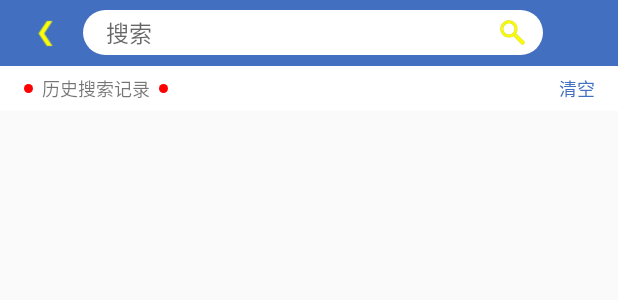
After one commit to ring15/MyGuide, an Android app: the layout activity_query_post.xml on its own in the app's theme, with its tools: preview values and no code run, on a phone screen of 412 x 824 dp. The commit adds this screen. Shown: the top 300 px of the screen. Run offline under Robolectric (Android 15) with nearby library versions, the phone set to English and light mode, and no system bars; network calls fail.

Commit message:
增加帖子搜索功能

```diff
--- a/app/src/main/AndroidManifest.xml
+++ b/app/src/main/AndroidManifest.xml
@@ -11,7 +11,8 @@
         android:supportsRtl="true"
         android:theme="@style/AppTheme"
         android:usesCleartextTraffic="true">
-        <activity android:name=".ShowImgActivity"></activity>
+        <activity android:name=".query_post.view.QueryPostActivity"></activity>
+        <activity android:name=".ShowImgActivity" />
         <activity android:name=".post.view.PostActivity" />
         <activity android:name=".post_list.PostListActivity" />
         <activity android:name=".WebActivity" />
--- a/app/src/main/java/com/ring/myguide/config/Constants.java
+++ b/app/src/main/java/com/ring/myguide/config/Constants.java
@@ -28,6 +28,8 @@ public class Constants {
     public static final String QUERY_USER = "query_user";
     //获取用户接口
     public static final String GET_USER = "get_user";
+    //查询帖子接口
+    public static final String SEARCH_POST = "search_post";
     //更新用户信息接口
     public static final String UPDATE_USER = "update_user";
     //更新头像
--- a/app/src/main/java/com/ring/myguide/main/view/MainActivity.java
+++ b/app/src/main/java/com/ring/myguide/main/view/MainActivity.java
@@ -36,6 +36,7 @@ import com.ring.myguide.main.MainContract;
 import com.ring.myguide.main.presenter.MainPresenter;
 import com.ring.myguide.me.view.MeFragment;
 import com.ring.myguide.message.view.MessageFragment;
+import com.ring.myguide.query_post.view.QueryPostActivity;
 import com.ring.myguide.query_user.view.QueryUserActivity;
 import com.ring.myguide.send_post.view.SendPostActivity;
 
@@ -201,6 +202,9 @@ public class MainActivity extends BaseActivity<MainPresenter, MainContract.View>
                 mCurrentItem = 2;
                 mViewPager.setCurrentItem(mCurrentItem);
                 mPresenter.setCurrentItem(mCurrentItem);
+                break;
+            case R.id.btn_search:
+                startActivity(new Intent(MainActivity.this, QueryPostActivity.class));
                 break;
             case R.id.btn_menu:
                 //创建弹出式菜单对象（最低版本11）
--- a/app/src/main/res/layout/activity_main.xml
+++ b/app/src/main/res/layout/activity_main.xml
@@ -99,6 +99,7 @@
             android:layout_gravity="right"
             android:layout_marginEnd="5dp"
             android:background="@null"
+            android:onClick="onClick"
             android:paddingStart="5dp"
             android:paddingTop="10dp"
             android:paddingEnd="5dp"
--- /dev/null
+++ b/app/src/main/res/layout/activity_query_post.xml
@@ -0,0 +1,139 @@
+<?xml version="1.0" encoding="utf-8"?>
+<LinearLayout xmlns:android="http://schemas.android.com/apk/res/android"
+    xmlns:app="http://schemas.android.com/apk/res-auto"
+    xmlns:tools="http://schemas.android.com/tools"
+    android:layout_width="match_parent"
+    android:layout_height="match_parent"
+    android:orientation="vertical"
+    tools:context=".query_post.view.QueryPostActivity">
+
+    <androidx.appcompat.widget.Toolbar
+        android:id="@+id/toolBar"
+        android:layout_width="match_parent"
+        android:layout_height="44dp"
+        android:background="?attr/colorPrimary"
+        app:contentInsetEnd="0dp"
+        app:contentInsetStart="0dp">
+
+        <ImageView
+            android:id="@+id/img_return"
+            android:layout_width="50dp"
+            android:layout_height="match_parent"
+            android:layout_marginStart="5dp"
+            android:onClick="onClick"
+            android:paddingLeft="14dp"
+            android:paddingRight="14dp"
+            android:scaleType="centerInside"
+            android:src="@drawable/icon_left_arrow" />
+
+        <RelativeLayout
+            android:layout_width="match_parent"
+            android:layout_height="30dp"
+            android:layout_gravity="center_vertical"
+            android:layout_marginEnd="50dp"
+            android:background="@drawable/edit_corners"
+            android:paddingLeft="15dp"
+            android:paddingRight="5dp">
+
+            <EditText
+                android:id="@+id/et_search"
+                android:layout_width="match_parent"
+                android:layout_height="match_parent"
+                android:layout_gravity="center_vertical"
+                android:background="@null"
+                android:gravity="center_vertical"
+                android:hint="@string/query_search"
+                android:imeOptions="actionSearch"
+                android:maxLength="20"
+                android:singleLine="true"
+                android:textSize="15sp" />
+
+            <ImageView
+                android:id="@+id/img_search"
+                android:layout_width="30dp"
+                android:layout_height="30dp"
+                android:layout_alignParentEnd="true"
+                android:layout_centerVertical="true"
+                android:onClick="onClick"
+                android:padding="5dp"
+                android:src="@drawable/icon_search" />
+        </RelativeLayout>
+
+    </androidx.appcompat.widget.Toolbar>
+
+    <LinearLayout
+        android:layout_width="match_parent"
+        android:layout_height="30dp"
+        android:paddingStart="15dp"
+        android:paddingEnd="15dp"
+        android:background="@color/white"
+        android:gravity="center_vertical"
+        android:orientation="horizontal">
+
+        <TextView
+            android:layout_width="7dp"
+            android:layout_height="7dp"
+            android:layout_gravity="center_vertical"
+            android:background="@drawable/design_red_point"
+            android:textSize="13sp" />
+
+        <TextView
+            android:layout_width="wrap_content"
+            android:layout_height="wrap_content"
+            android:layout_marginLeft="5dp"
+            android:layout_marginRight="5dp"
+            android:layout_gravity="center_vertical"
+            android:text="@string/query_history_title"
+            android:textSize="12dp" />
+
+        <TextView
+            android:layout_width="7dp"
+            android:layout_height="7dp"
+            android:layout_gravity="center_vertical"
+            android:background="@drawable/design_red_point"
+            android:textSize="13sp" />
+
+
+        <TextView
+            android:id="@+id/tv_clear"
+            android:layout_width="wrap_content"
+            android:layout_height="wrap_content"
+            android:layout_gravity="center_vertical"
+            android:layout_weight="1"
+            android:gravity="right"
+            android:onClick="onClick"
+            android:text="@string/query_clear"
+            android:textColor="@color/colorPrimary"
+            android:textSize="12dp" />
+
+    </LinearLayout>
+
+    <LinearLayout
+        android:layout_width="match_parent"
+        android:layout_height="match_parent"
+        android:orientation="vertical">
+
+        <LinearLayout
+            android:id="@+id/layout_no_history"
+            android:layout_width="match_parent"
+            android:layout_height="match_parent"
+            android:visibility="gone">
+
+            <TextView
+                android:layout_width="match_parent"
+                android:layout_height="wrap_content"
+                android:layout_marginTop="10dp"
+                android:gravity="center"
+                android:text="@string/query_no_history" />
+        </LinearLayout>
+
+        <ListView
+            android:id="@+id/listview"
+            android:layout_width="match_parent"
+            android:layout_height="wrap_content"
+            android:layout_marginStart="15dp"
+            android:layout_marginEnd="15dp" />
+
+    </LinearLayout>
+
+</LinearLayout>
--- a/app/src/main/res/values/strings.xml
+++ b/app/src/main/res/values/strings.xml
@@ -95,6 +95,7 @@
     <string name="black_no_blacks">黑名单里空空如也~</string>
 
     <string name="query_search">搜索</string>
+    <string name="query_search_result">搜索结果</string>
     <string name="query_history_title">历史搜索记录</string>
     <string name="query_no_history">暂无搜索记录</string>
     <string name="query_not_empty">搜索不能为空</string>
```
Also changed, not shown: app/src/main/java/com/ring/myguide/data/RetrofitService.java (+10 -0 lines), app/src/main/java/com/ring/myguide/query_post/QueryPostContract.java (added, +42 -0 lines), app/src/main/java/com/ring/myguide/query_post/model/QueryPostModel.java (added, +95 -0 lines), app/src/main/java/com/ring/myguide/query_post/presenter/QueryPostPresenter.java (added, +89 -0 lines), app/src/main/java/com/ring/myguide/query_post/view/QueryPostActivity.java (added, +120 -0 lines), app/src/main/java/com/ring/myguide/utils/CacheUtils.java (+35 -0 lines).
